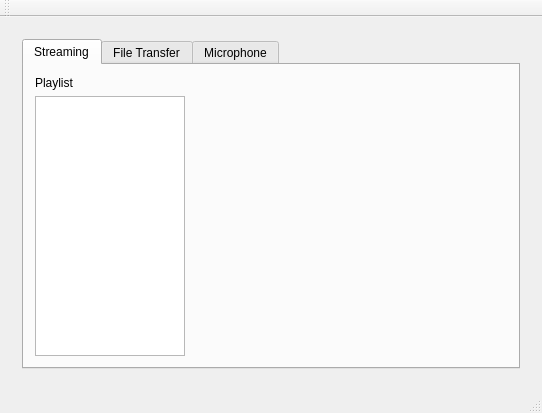
Before: the Qt Designer form CommAudio/mainwindow.ui in jerrybeanman/CommAudio, drawn with Qt 5.
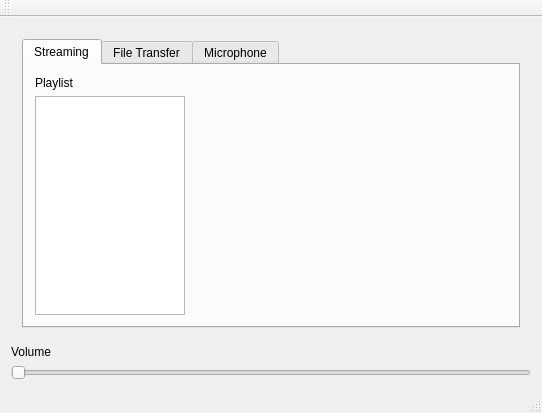
After: the same form once the commit is applied. The open tabs and pages were chosen to show the change.

Commit message: Added in volume functionality.

Diff of the .ui file:
```diff
--- a/CommAudio/mainwindow.ui
+++ b/CommAudio/mainwindow.ui
@@ -157,31 +157,10 @@
                  <number>10</number>
                 </property>
                 <item>
-                 <spacer name="verticalSpacer">
-                  <property name="orientation">
-                   <enum>Qt::Vertical</enum>
+                 <layout class="QVBoxLayout" name="verticalLayout_10">
+                  <property name="rightMargin">
+                   <number>0</number>
                   </property>
-                  <property name="sizeHint" stdset="0">
-                   <size>
-                    <width>20</width>
-                    <height>40</height>
-                   </size>
-                  </property>
-                 </spacer>
-                </item>
-                <item>
-                 <spacer name="horizontalSpacer_3">
-                  <property name="orientation">
-                   <enum>Qt::Horizontal</enum>
-                  </property>
-                  <property name="sizeHint" stdset="0">
-                   <size>
-                    <width>40</width>
-                    <height>20</height>
-                   </size>
-                  </property>
-                 </spacer>
-                </item>
                 <item>
                  <widget class="QLabel" name="songName">
                   <property name="text">
@@ -190,7 +169,7 @@
                  </widget>
                 </item>
                 <item>
-                 <spacer name="horizontalSpacer_4">
+                   <spacer name="horizontalSpacer_3">
                   <property name="orientation">
                    <enum>Qt::Horizontal</enum>
                   </property>
@@ -201,6 +180,8 @@
                    </size>
                   </property>
                  </spacer>
+                  </item>
+                 </layout>
                 </item>
                </layout>
               </item>
@@ -343,6 +324,20 @@
       </widget>
      </widget>
     </item>
+    <item>
+     <widget class="QLabel" name="volumeLabel">
+      <property name="text">
+       <string>Volume</string>
+      </property>
+     </widget>
+    </item>
+    <item>
+     <widget class="QSlider" name="volumeSlider">
+      <property name="orientation">
+       <enum>Qt::Horizontal</enum>
+      </property>
+     </widget>
+    </item>
    </layout>
   </widget>
   <widget class="QMenuBar" name="menuBar">
```
Lines whose indentation alone changed are shown as unchanged. The commit also changes 2 other files.
